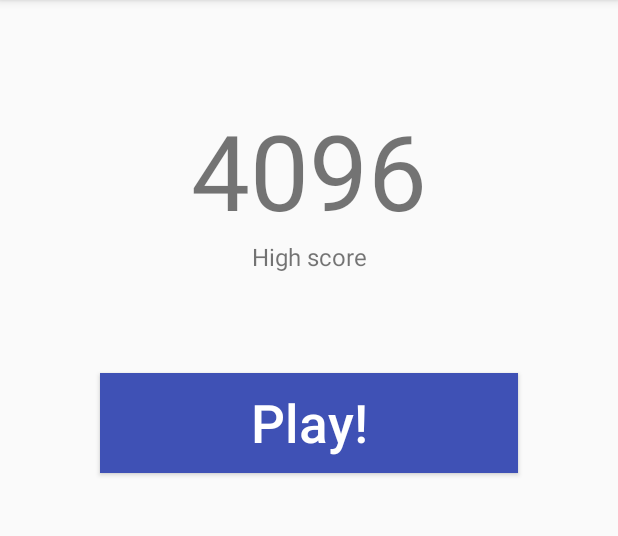
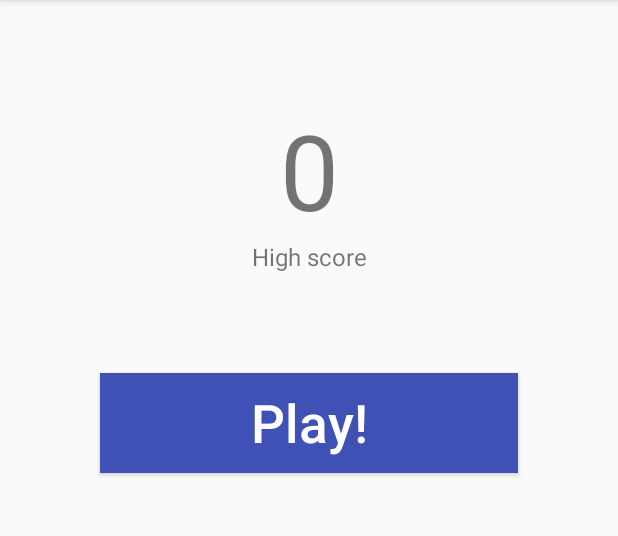
Before and after one commit to mrtnmch/2048, an Android app: the screen it shows after launch (MainActivity), on a phone screen of 412 x 824 dp, the part 84-620 px from its top. Run offline under Robolectric (Android 15) with nearby library versions, the phone set to English and light mode, and no system bars.

```diff
--- a/app/src/main/java/cz/mxmx/a2048/MainActivity.java
+++ b/app/src/main/java/cz/mxmx/a2048/MainActivity.java
@@ -1,20 +1,45 @@
 package cz.mxmx.a2048;
 
+import android.content.Context;
 import android.content.Intent;
+import android.content.SharedPreferences;
 import android.support.v7.app.AppCompatActivity;
 import android.os.Bundle;
 import android.view.View;
+import android.widget.TextView;
 
 public class MainActivity extends AppCompatActivity {
+
+    private TextView highScoreTextView;
 
     @Override
     protected void onCreate(Bundle savedInstanceState) {
         super.onCreate(savedInstanceState);
         setContentView(R.layout.activity_main);
+        this.highScoreTextView = (TextView) this.findViewById(R.id.mainHighScore);
+        this.highScoreTextView.setText(this.getHighScore() + "");
+    }
+
+    @Override
+    protected void onResume() {
+        super.onResume();
+        this.highScoreTextView.setText(this.getHighScore() + "");
     }
 
     protected void startPlaying(View caller) {
         Intent startPlating = new Intent(this, BoardActivity.class);
         this.startActivity(startPlating);
     }
+
+    protected int getHighScore() {
+        SharedPreferences preferences = this.getSharedPreferences(this.getString(R.string.preference_key), Context.MODE_PRIVATE);
+        return preferences.getInt(this.getString(R.string.high_score_key), 0);
+    }
+
+    protected void resetHighScore() {
+        SharedPreferences preferences = this.getSharedPreferences(this.getString(R.string.preference_key), Context.MODE_PRIVATE);
+        SharedPreferences.Editor editor = preferences.edit();
+        editor.putInt(this.getString(R.string.high_score_key), 0);
+        editor.apply();
+    }
 }
--- a/app/src/main/res/layout/activity_main.xml
+++ b/app/src/main/res/layout/activity_main.xml
@@ -7,11 +7,10 @@
     android:layout_height="match_parent" tools:context="cz.mxmx.a2048.MainActivity">
 
     <TextView
-        android:id="@+id/textView"
+        android:id="@+id/mainHighScore"
         android:layout_width="match_parent"
         android:layout_height="wrap_content"
         android:paddingTop="30pt"
-        android:text="4096"
         android:textAlignment="center"
         android:textSize="70sp"
         tools:layout_editor_absoluteX="113dp"
--- a/app/src/main/res/values/strings.xml
+++ b/app/src/main/res/values/strings.xml
@@ -3,4 +3,7 @@
     <string name="highScore">High score</string>
     <string name="play">Play!</string>
     <string name="score">Score</string>
+    <string name="restart">Restart</string>
+    <string name="preference_key">preference</string>
+    <string name="high_score_key">high_score</string>
 </resources>
```
Also changed, not shown: app/src/main/java/cz/mxmx/a2048/BoardActivity.java (+117 -8 lines), app/src/main/java/cz/mxmx/a2048/game/Game.java (+5 -2 lines), app/src/main/res/menu/menu_board.xml (added, +9 -0 lines), app/src/main/res/drawable-hdpi/ic_autorenew_white_24dp.png (added), app/src/main/res/drawable-mdpi/ic_autorenew_white_24dp.png (added), app/src/main/res/drawable-xhdpi/ic_autorenew_white_24dp.png (added), app/src/main/res/drawable-xxhdpi/ic_autorenew_white_24dp.png (added), app/src/main/res/drawable-xxxhdpi/ic_autorenew_white_24dp.png (added).
